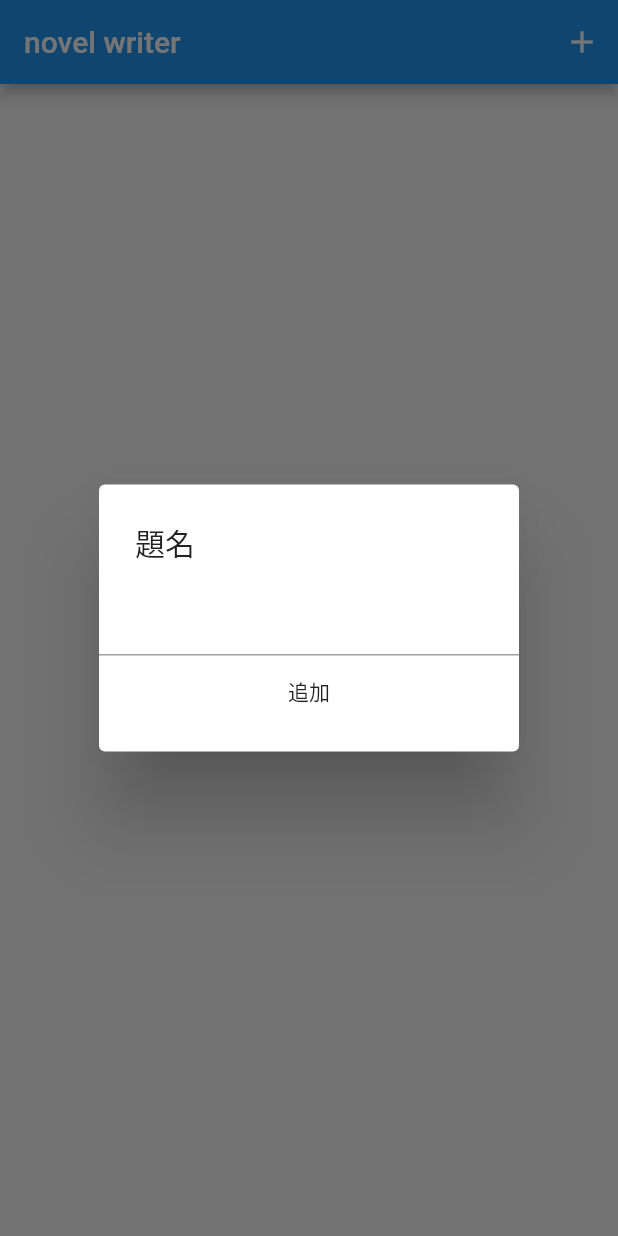
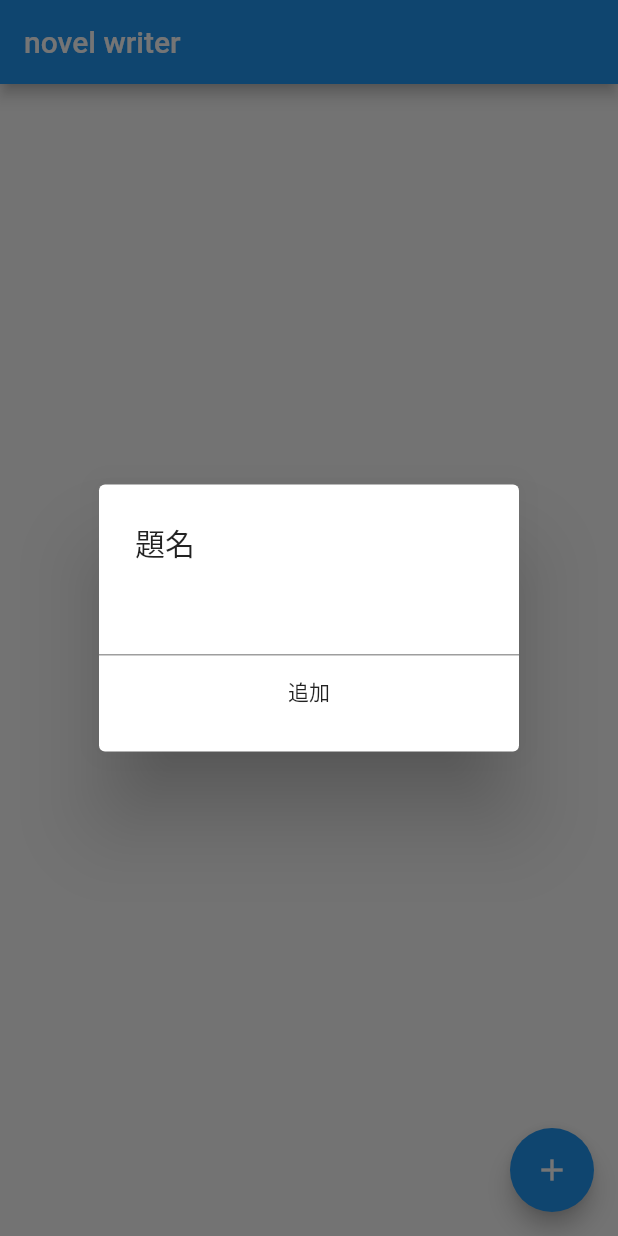
Before and after one commit to HitoTei/practice_mvvm, a Flutter app: the screen it shows after launch, after a tap on the "add" icon, on a phone screen of 412 x 824 dp. Run offline on Flutter 3.47's test engine with Material 2 defaults, Android fonts, the phone set to English and light mode, and no system bars; our stand-ins replace sqflite; accounts and stored records are empty.

Commit message:
change: 追加ボタンをfabにした

```diff
--- a/lib/ui/list_page/base_list/insert_work_button.dart
+++ b/lib/ui/list_page/base_list/insert_work_button.dart
@@ -6,8 +6,8 @@ import 'package:provider/provider.dart';
 class InsertWorkButton extends StatelessWidget {
   @override
   Widget build(BuildContext context) {
-    return IconButton(
-      icon: const Icon(Icons.add),
+    return FloatingActionButton(
+      child: const Icon(Icons.add),
       onPressed: () => showInsertDialog(
         context,
         Provider.of<WorksViewModel>(context, listen: false).insertWork,
--- a/lib/ui/list_page/story_list/story_home_page.dart
+++ b/lib/ui/list_page/story_list/story_home_page.dart
@@ -26,11 +26,9 @@ class StoryHomePage extends StatelessWidget {
           title: Text(
             _world.title,
           ),
-          actions: <Widget>[
-            InsertWorkButton(),
-          ],
         ),
         body: WorkListRouterPage(),
+        floatingActionButton: InsertWorkButton(),
       ),
     );
   }
--- a/lib/ui/list_page/world_list/home.dart
+++ b/lib/ui/list_page/world_list/home.dart
@@ -20,11 +20,9 @@ class HomePage extends StatelessWidget {
       child: Scaffold(
         appBar: AppBar(
           title: const Text('novel writer'),
-          actions: <Widget>[
-            InsertWorkButton(),
-          ],
         ),
         body: WorkListRouterPage(),
+        floatingActionButton: InsertWorkButton(),
       ),
     );
   }
```
